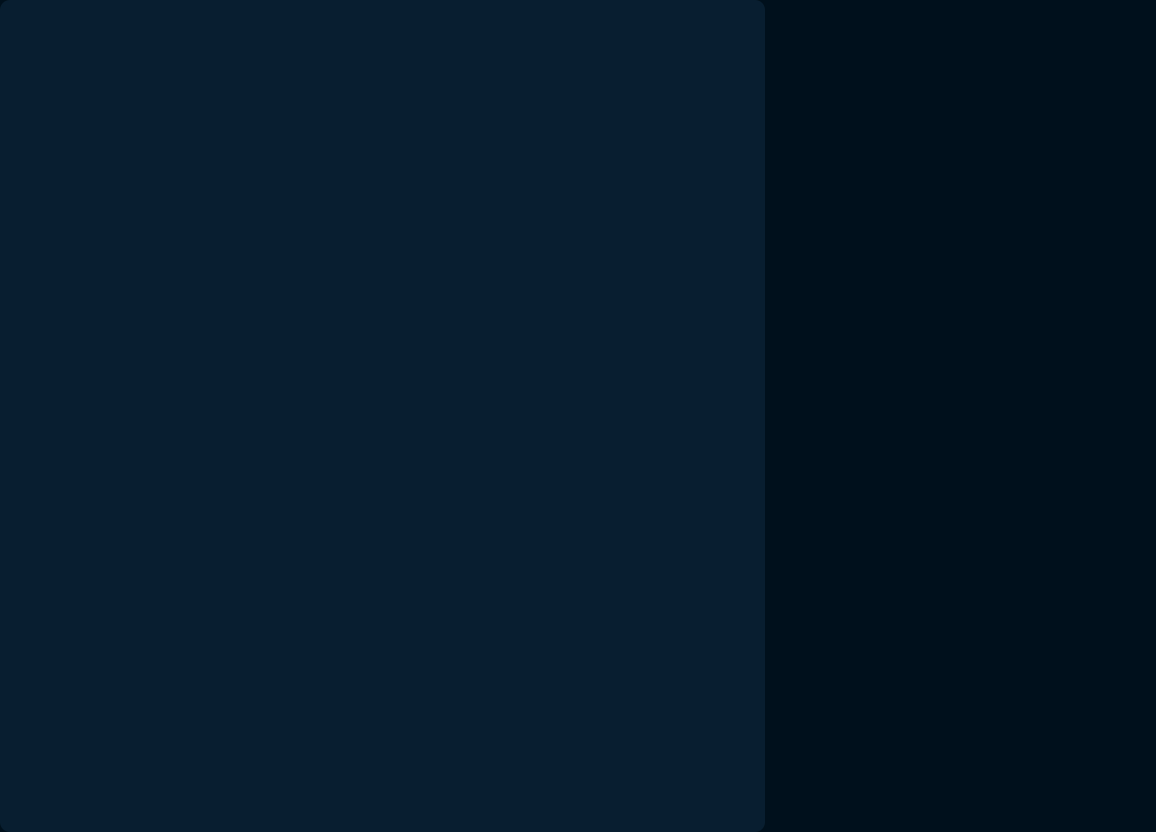
Qt form templates/debug.ui (firocore/VRChatLove) before a commit.
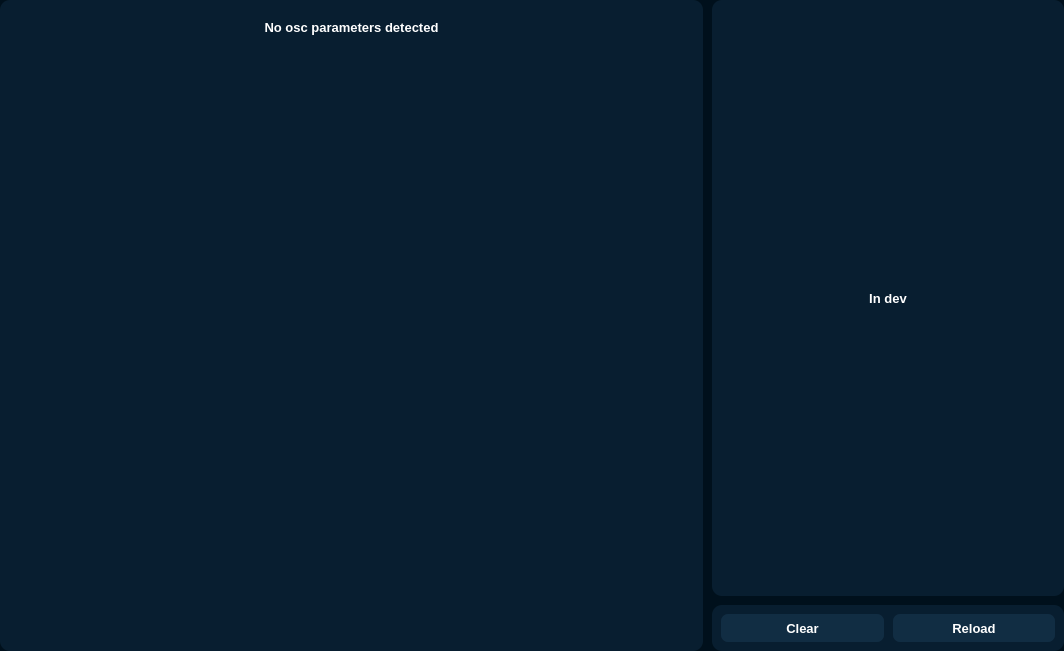
The same form after that commit.

Commit message: debug interface and locence base

What changed in the file:
```diff
--- a/templates/debug.ui
+++ b/templates/debug.ui
@@ -6,8 +6,8 @@
    <rect>
     <x>0</x>
     <y>0</y>
-    <width>1156</width>
-    <height>832</height>
+    <width>1064</width>
+    <height>651</height>
    </rect>
   </property>
   <property name="windowTitle">
@@ -29,6 +29,43 @@
 	background-color: #081e30;
 	border: none;
 	border-radius: 10px;
+}
+
+QPushButton {
+	background-color: #112d43;
+	color: #ffffff;
+	border: none;
+	border-radius: 7px;
+}
+
+QPushButton:hover {
+	background-color: #1a3d59;
+}
+
+QScrollBar::handle:vertical {
+    background: #1a3d59;           /* Цвет &quot;ползунка&quot; */
+    min-height: 30px;              /* Минимальная высота */
+    border-radius: 5px;            /* Скругление краёв */
+}
+
+QScrollBar::handle:vertical:hover {
+    background: #48647a;      /* Цвет при наведении */
+}
+
+QScrollBar:vertical {
+    background: #081e30;           /* Цвет фона скроллбара */
+    width: 10px;                   /* Толщина скроллбара */
+    margin: 0px 0px 0px 0px;       /* Отступы */
+    border-radius: 5px;            /* Скругление краёв */
+}
+
+QScrollBar::add-line:vertical, QScrollBar::sub-line:vertical {
+    background: none;              /* Убираем стрелки */
+    height: 0px;
+}
+
+QScrollBar::add-page:vertical, QScrollBar::sub-page:vertical {
+    background: none;              /* Убираем промежутки */
 }</string>
   </property>
   <layout class="QHBoxLayout" name="horizontalLayout" stretch="2,1">
@@ -86,6 +123,12 @@
           <verstretch>0</verstretch>
          </sizepolicy>
         </property>
+        <property name="verticalScrollBarPolicy">
+         <enum>Qt::ScrollBarAsNeeded</enum>
+        </property>
+        <property name="horizontalScrollBarPolicy">
+         <enum>Qt::ScrollBarAlwaysOff</enum>
+        </property>
         <property name="widgetResizable">
          <bool>true</bool>
         </property>
@@ -94,8 +137,8 @@
           <rect>
            <x>0</x>
            <y>0</y>
-           <width>755</width>
-           <height>822</height>
+           <width>693</width>
+           <height>641</height>
           </rect>
          </property>
          <layout class="QVBoxLayout" name="verticalLayout_2">
@@ -125,6 +168,44 @@
             <property name="frameShadow">
              <enum>QFrame::Raised</enum>
             </property>
+            <layout class="QVBoxLayout" name="verticalLayout_4">
+             <item>
+              <widget class="QLabel" name="label_retreat">
+               <property name="enabled">
+                <bool>true</bool>
+               </property>
+               <property name="font">
+                <font>
+                 <pointsize>10</pointsize>
+                 <weight>75</weight>
+                 <bold>true</bold>
+                </font>
+               </property>
+               <property name="styleSheet">
+                <string notr="true">color: #ffffff</string>
+               </property>
+               <property name="text">
+                <string>No osc parameters detected</string>
+               </property>
+               <property name="alignment">
+                <set>Qt::AlignHCenter|Qt::AlignTop</set>
+               </property>
+              </widget>
+             </item>
+             <item>
+              <spacer name="verticalSpacer">
+               <property name="orientation">
+                <enum>Qt::Vertical</enum>
+               </property>
+               <property name="sizeHint" stdset="0">
+                <size>
+                 <width>20</width>
+                 <height>40</height>
+                </size>
+               </property>
+              </spacer>
+             </item>
+            </layout>
            </widget>
           </item>
          </layout>
@@ -148,6 +229,125 @@
      <property name="frameShadow">
       <enum>QFrame::Raised</enum>
      </property>
+     <layout class="QVBoxLayout" name="verticalLayout_3" stretch="13,1">
+      <property name="spacing">
+       <number>9</number>
+      </property>
+      <property name="leftMargin">
+       <number>0</number>
+      </property>
+      <property name="topMargin">
+       <number>0</number>
+      </property>
+      <property name="rightMargin">
+       <number>0</number>
+      </property>
+      <property name="bottomMargin">
+       <number>0</number>
+      </property>
+      <item>
+       <widget class="QFrame" name="frame">
+        <property name="frameShape">
+         <enum>QFrame::StyledPanel</enum>
+        </property>
+        <property name="frameShadow">
+         <enum>QFrame::Raised</enum>
+        </property>
+        <layout class="QVBoxLayout" name="verticalLayout_5">
+         <item>
+          <widget class="QLabel" name="label_retreat_2">
+           <property name="font">
+            <font>
+             <pointsize>10</pointsize>
+             <weight>75</weight>
+             <bold>true</bold>
+            </font>
+           </property>
+           <property name="styleSheet">
+            <string notr="true">color: #ffffff</string>
+           </property>
+           <property name="text">
+            <string>In dev</string>
+           </property>
+           <property name="alignment">
+            <set>Qt::AlignCenter</set>
+           </property>
+          </widget>
+         </item>
+        </layout>
+       </widget>
+      </item>
+      <item>
+       <widget class="QFrame" name="frame_2">
+        <property name="frameShape">
+         <enum>QFrame::StyledPanel</enum>
+        </property>
+        <property name="frameShadow">
+         <enum>QFrame::Raised</enum>
+        </property>
+        <layout class="QHBoxLayout" name="horizontalLayout_2">
+         <property name="spacing">
+          <number>9</number>
+         </property>
+         <property name="leftMargin">
+          <number>9</number>
+         </property>
+         <property name="topMargin">
+          <number>9</number>
+         </property>
+         <property name="rightMargin">
+          <number>9</number>
+         </property>
+         <property name="bottomMargin">
+          <number>9</number>
+         </property>
+         <item>
+          <widget class="QPushButton" name="button_clear">
+           <property name="sizePolicy">
+            <sizepolicy hsizetype="Preferred" vsizetype="Preferred">
+             <horstretch>0</horstretch>
+             <verstretch>0</verstretch>
+            </sizepolicy>
+           </property>
+           <property name="font">
+            <font>
+             <pointsize>10</pointsize>
+             <weight>75</weight>
+             <bold>true</bold>
+            </font>
+           </property>
+           <property name="text">
+            <string>Clear</string>
+           </property>
+          </widget>
+         </item>
+         <item>
+          <widget class="QPushButton" name="button_reload">
+           <property name="sizePolicy">
+            <sizepolicy hsizetype="Preferred" vsizetype="Preferred">
+             <horstretch>0</horstretch>
+             <verstretch>0</verstretch>
+            </sizepolicy>
+           </property>
+           <property name="font">
+            <font>
+             <pointsize>10</pointsize>
+             <weight>75</weight>
+             <bold>true</bold>
+            </font>
+           </property>
+           <property name="autoFillBackground">
+            <bool>false</bool>
+           </property>
+           <property name="text">
+            <string>Reload</string>
+           </property>
+          </widget>
+         </item>
+        </layout>
+       </widget>
+      </item>
+     </layout>
     </widget>
    </item>
   </layout>
```
The commit also changes 17 other files.
